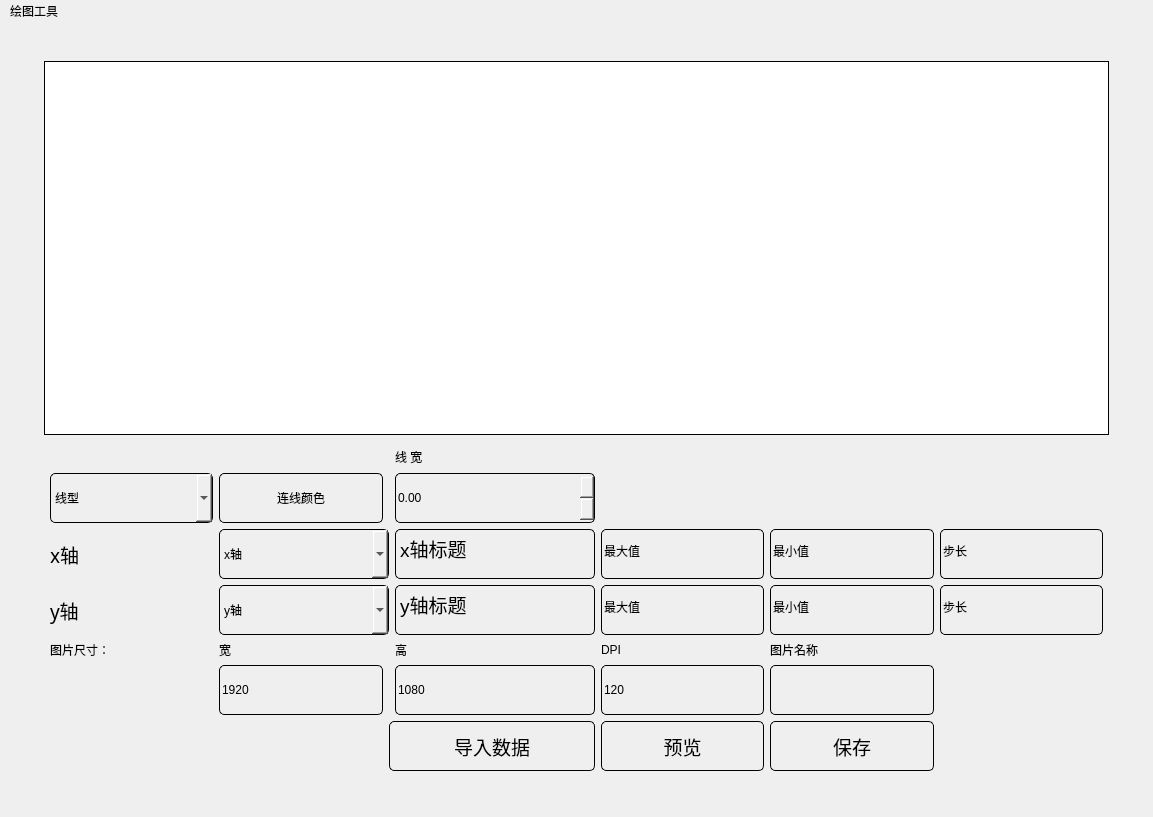
we1019000306/layerPaint, file View/layerPaintUI.ui: the form before one commit.
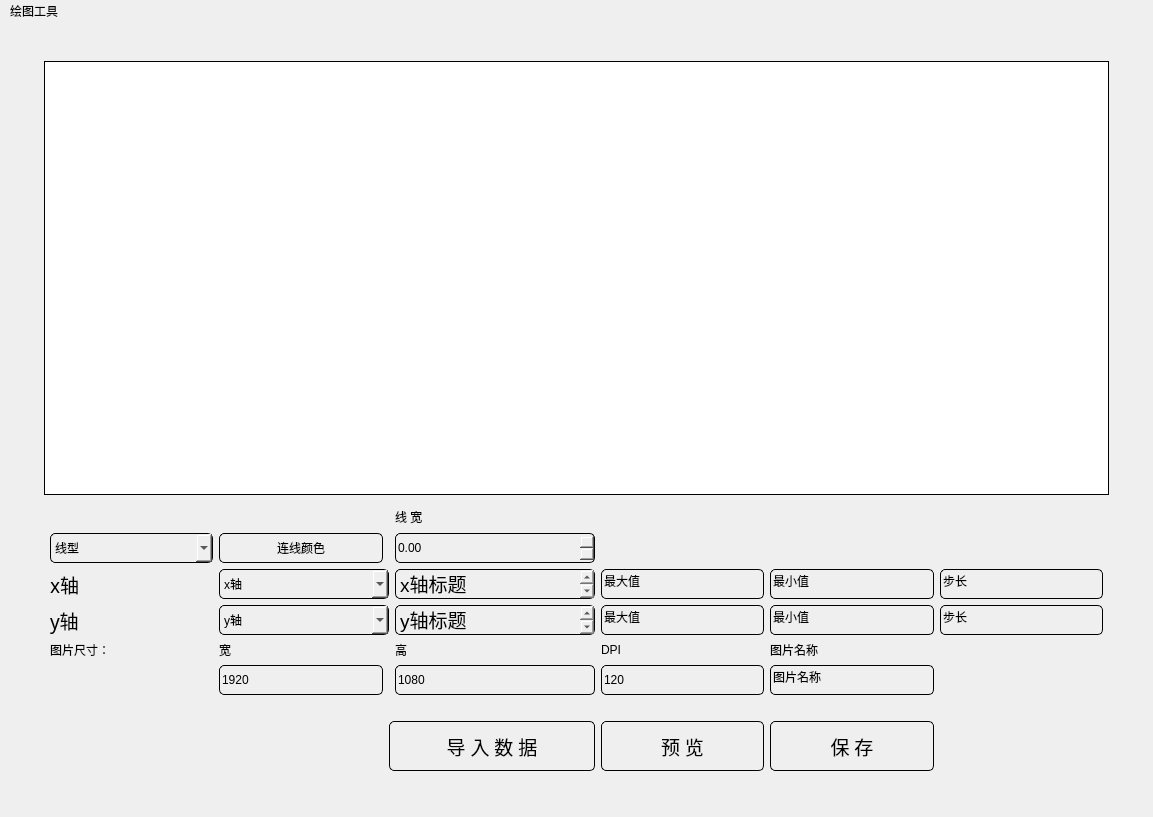
The form after the commit. Icons and pictures are not drawn.

Commit message: Optimized the layerPaint code

```diff
--- a/View/layerPaintUI.ui
+++ b/View/layerPaintUI.ui
@@ -44,9 +44,12 @@
       <property name="styleSheet">
        <string notr="true"/>
       </property>
+      <property name="frameShadow">
+       <enum>QFrame::Raised</enum>
+      </property>
       <layout class="QGridLayout" name="gridLayout_4">
        <item row="2" column="1" rowspan="2">
-        <layout class="QGridLayout" name="gridLayout_6" rowstretch="10,0,0,0,0,0,0" columnstretch="0,0,0,0,0,0,0">
+        <layout class="QGridLayout" name="gridLayout_6" rowstretch="10,0,0,0,0,0,0,0" columnstretch="0,0,0,0,0,0,0">
          <property name="sizeConstraint">
           <enum>QLayout::SetFixedSize</enum>
          </property>
@@ -62,47 +65,19 @@
          <property name="bottomMargin">
           <number>6</number>
          </property>
-         <item row="4" column="3">
-          <widget class="QLabel" name="label3">
-           <property name="styleSheet">
-            <string notr="true">font: 75 14pt &quot;Adobe Arabic&quot;;
-border-radius:5px;
-color:#000;
-border: 0px solid #000</string>
-           </property>
+         <item row="4" column="5">
+          <widget class="QLabel" name="label_6">
            <property name="text">
-            <string>高</string>
+            <string>图片名称</string>
            </property>
           </widget>
          </item>
-         <item row="2" column="0">
-          <widget class="QLabel" name="label_2">
-           <property name="font">
-            <font>
-             <family>Adobe Arabic</family>
-             <pointsize>14</pointsize>
-             <weight>9</weight>
-             <italic>false</italic>
-             <bold>false</bold>
-            </font>
-           </property>
-           <property name="styleSheet">
-            <string notr="true">font: 75 14pt &quot;Adobe Arabic&quot;;
-border-radius:5px;
-color:#000;
-border: 0px solid #000</string>
-           </property>
-           <property name="text">
-            <string>x轴</string>
-           </property>
-          </widget>
-         </item>
-         <item row="5" column="5">
-          <widget class="QLineEdit" name="lineEdit_7">
+         <item row="1" column="0">
+          <widget class="QComboBox" name="lineTypeComboBox">
            <property name="minimumSize">
             <size>
              <width>0</width>
-             <height>50</height>
+             <height>30</height>
             </size>
            </property>
            <property name="styleSheet">
@@ -111,14 +86,44 @@
 color:#000;
 border: 1px solid #000</string>
            </property>
+           <item>
+            <property name="text">
+             <string extracomment="连线类型">线型</string>
+            </property>
+           </item>
+           <item>
+            <property name="text">
+             <string>实线 -</string>
+            </property>
+           </item>
+           <item>
+            <property name="text">
+             <string>点虚线 :</string>
+            </property>
+           </item>
+           <item>
+            <property name="text">
+             <string>破折线 --</string>
+            </property>
+           </item>
+           <item>
+            <property name="text">
+             <string>点划线 -.</string>
+            </property>
+           </item>
+           <item>
+            <property name="text">
+             <string>不画线 </string>
+            </property>
+           </item>
           </widget>
          </item>
-         <item row="3" column="6">
-          <widget class="QLineEdit" name="YStepLineEdit">
+         <item row="5" column="1">
+          <widget class="QLineEdit" name="widthLineEdit">
            <property name="minimumSize">
             <size>
              <width>0</width>
-             <height>50</height>
+             <height>30</height>
             </size>
            </property>
            <property name="styleSheet">
@@ -128,7 +133,7 @@
 border: 1px solid #000</string>
            </property>
            <property name="text">
-            <string>步长</string>
+            <string>1920</string>
            </property>
           </widget>
          </item>
@@ -145,140 +150,32 @@
            </property>
           </widget>
          </item>
-         <item row="3" column="5">
-          <widget class="QLineEdit" name="MinYLineEdit">
-           <property name="minimumSize">
-            <size>
-             <width>0</width>
-             <height>50</height>
-            </size>
-           </property>
-           <property name="styleSheet">
-            <string notr="true">font: 75 14pt &quot;Adobe Arabic&quot;;
-border-radius:5px;
-color:#000;
-border: 1px solid #000</string>
-           </property>
-           <property name="text">
-            <string>最小值</string>
-           </property>
-          </widget>
-         </item>
-         <item row="0" column="5">
-          <spacer name="horizontalSpacer">
-           <property name="orientation">
-            <enum>Qt::Horizontal</enum>
-           </property>
-           <property name="sizeHint" stdset="0">
-            <size>
-             <width>13</width>
-             <height>20</height>
-            </size>
-           </property>
-          </spacer>
-         </item>
-         <item row="1" column="3">
-          <widget class="QDoubleSpinBox" name="lineWidthDoubleSpinBox">
-           <property name="minimumSize">
-            <size>
-             <width>0</width>
-             <height>50</height>
-            </size>
-           </property>
-           <property name="toolTip">
-            <string>&lt;html&gt;&lt;head/&gt;&lt;body&gt;&lt;p&gt;线宽&lt;/p&gt;&lt;/body&gt;&lt;/html&gt;</string>
-           </property>
-           <property name="styleSheet">
-            <string notr="true">font: 75 14pt &quot;Adobe Arabic&quot;;
-border-radius:5px;
-color:#000;
-border: 1px solid #000</string>
-           </property>
-          </widget>
-         </item>
-         <item row="2" column="5">
-          <widget class="QLineEdit" name="MinXLineEdit">
-           <property name="minimumSize">
-            <size>
-             <width>25</width>
-             <height>50</height>
-            </size>
-           </property>
-           <property name="styleSheet">
-            <string notr="true">font: 75 14pt &quot;Adobe Arabic&quot;;
-border-radius:5px;
-color:#000;
-border: 1px solid #000</string>
-           </property>
-           <property name="text">
-            <string>最小值</string>
-           </property>
-          </widget>
-         </item>
-         <item row="6" column="4">
-          <widget class="QPushButton" name="previewPushButton">
+         <item row="3" column="3">
+          <widget class="QTextEdit" name="YTitleTextEdit">
            <property name="sizePolicy">
-            <sizepolicy hsizetype="Expanding" vsizetype="Fixed">
+            <sizepolicy hsizetype="Expanding" vsizetype="Minimum">
              <horstretch>0</horstretch>
              <verstretch>0</verstretch>
             </sizepolicy>
            </property>
-           <property name="minimumSize">
+           <property name="maximumSize">
             <size>
-             <width>25</width>
-             <height>50</height>
+             <width>200</width>
+             <height>30</height>
             </size>
            </property>
-           <property name="font">
-            <font>
-             <family>Adobe Arabic</family>
-             <pointsize>14</pointsize>
-             <weight>9</weight>
-             <italic>false</italic>
-             <bold>false</bold>
-            </font>
-           </property>
            <property name="styleSheet">
             <string notr="true">font: 75 14pt &quot;Adobe Arabic&quot;;
 border-radius:5px;
 color:#000;
 border: 1px solid #000</string>
            </property>
-           <property name="text">
-            <string>预览</string>
-           </property>
-           <property name="icon">
-            <iconset>
-             <normaloff>C:/Users/18637/.designer/uisource/preview.png</normaloff>C:/Users/18637/.designer/uisource/preview.png</iconset>
-           </property>
-           <property name="iconSize">
-            <size>
-             <width>0</width>
-             <height>0</height>
-            </size>
-           </property>
-           <property name="autoDefault">
-            <bool>false</bool>
-           </property>
-          </widget>
-         </item>
-         <item row="4" column="5">
-          <widget class="QLabel" name="label_6">
-           <property name="text">
-            <string>图片名称</string>
-           </property>
-          </widget>
-         </item>
-         <item row="4" column="4">
-          <widget class="QLabel" name="label4">
-           <property name="styleSheet">
-            <string notr="true">font: 75 14pt &quot;Adobe Arabic&quot;;
-border-radius:5px;
-color:#000;
-border: 0px solid #000</string>
-           </property>
-           <property name="text">
-            <string>DPI</string>
+           <property name="html">
+            <string>&lt;!DOCTYPE HTML PUBLIC &quot;-//W3C//DTD HTML 4.0//EN&quot; &quot;http://www.w3.org/TR/REC-html40/strict.dtd&quot;&gt;
+&lt;html&gt;&lt;head&gt;&lt;meta name=&quot;qrichtext&quot; content=&quot;1&quot; /&gt;&lt;style type=&quot;text/css&quot;&gt;
+p, li { white-space: pre-wrap; }
+&lt;/style&gt;&lt;/head&gt;&lt;body style=&quot; font-family:'Adobe Arabic'; font-size:14pt; font-weight:72; font-style:normal;&quot;&gt;
+&lt;p style=&quot; margin-top:0px; margin-bottom:0px; margin-left:0px; margin-right:0px; -qt-block-indent:0; text-indent:0px;&quot;&gt;y轴标题&lt;/p&gt;&lt;/body&gt;&lt;/html&gt;</string>
            </property>
           </widget>
          </item>
@@ -299,7 +196,7 @@
            <property name="maximumSize">
             <size>
              <width>200</width>
-             <height>50</height>
+             <height>30</height>
             </size>
            </property>
            <property name="baseSize">
@@ -347,25 +244,12 @@
            </property>
           </widget>
          </item>
-         <item row="4" column="1">
-          <widget class="QLabel" name="label2">
-           <property name="styleSheet">
-            <string notr="true">font: 75 14pt &quot;Adobe Arabic&quot;;
-border-radius:5px;
-color:#000;
-border: 0px solid #000</string>
-           </property>
-           <property name="text">
-            <string>宽</string>
-           </property>
-          </widget>
-         </item>
-         <item row="2" column="4">
-          <widget class="QLineEdit" name="MaxXLineEdit">
+         <item row="5" column="4">
+          <widget class="QLineEdit" name="dpitLineEdit">
            <property name="minimumSize">
             <size>
-             <width>25</width>
-             <height>50</height>
+             <width>0</width>
+             <height>30</height>
             </size>
            </property>
            <property name="styleSheet">
@@ -375,7 +259,7 @@
 border: 1px solid #000</string>
            </property>
            <property name="text">
-            <string>最大值</string>
+            <string>120</string>
            </property>
           </widget>
          </item>
@@ -407,12 +291,12 @@
            </property>
           </widget>
          </item>
-         <item row="1" column="0">
-          <widget class="QComboBox" name="lineTypeComboBox">
+         <item row="5" column="5">
+          <widget class="QLineEdit" name="pictureNameLineEdit">
            <property name="minimumSize">
             <size>
              <width>0</width>
-             <height>50</height>
+             <height>30</height>
             </size>
            </property>
            <property name="styleSheet">
@@ -421,44 +305,17 @@
 color:#000;
 border: 1px solid #000</string>
            </property>
-           <item>
-            <property name="text">
-             <string extracomment="连线类型">线型</string>
-            </property>
-           </item>
-           <item>
-            <property name="text">
-             <string>实线 -</string>
-            </property>
-           </item>
-           <item>
-            <property name="text">
-             <string>点虚线 :</string>
-            </property>
-           </item>
-           <item>
-            <property name="text">
-             <string>破折线 --</string>
-            </property>
-           </item>
-           <item>
-            <property name="text">
-             <string>点划线 -.</string>
-            </property>
-           </item>
-           <item>
-            <property name="text">
-             <string>不画线 </string>
-            </property>
-           </item>
+           <property name="text">
+            <string>图片名称</string>
+           </property>
           </widget>
          </item>
-         <item row="5" column="4">
-          <widget class="QLineEdit" name="dpitLineEdit">
+         <item row="2" column="5">
+          <widget class="QLineEdit" name="MinXLineEdit">
            <property name="minimumSize">
             <size>
-             <width>0</width>
-             <height>50</height>
+             <width>25</width>
+             <height>30</height>
             </size>
            </property>
            <property name="styleSheet">
@@ -468,18 +325,179 @@
 border: 1px solid #000</string>
            </property>
            <property name="text">
-            <string>120</string>
+            <string>最小值</string>
            </property>
           </widget>
          </item>
+         <item row="7" column="6">
+          <spacer name="horizontalSpacer_2">
+           <property name="orientation">
+            <enum>Qt::Horizontal</enum>
+           </property>
+           <property name="sizeHint" stdset="0">
+            <size>
+             <width>40</width>
+             <height>20</height>
+            </size>
+           </property>
+          </spacer>
+         </item>
          <item row="2" column="6">
           <widget class="QLineEdit" name="XStepLineEdit">
            <property name="minimumSize">
             <size>
              <width>25</width>
+             <height>30</height>
+            </size>
+           </property>
+           <property name="styleSheet">
+            <string notr="true">font: 75 14pt &quot;Adobe Arabic&quot;;
+border-radius:5px;
+color:#000;
+border: 1px solid #000</string>
+           </property>
+           <property name="text">
+            <string>步长</string>
+           </property>
+          </widget>
+         </item>
+         <item row="3" column="4">
+          <widget class="QLineEdit" name="MaxYLineEdit">
+           <property name="minimumSize">
+            <size>
+             <width>0</width>
+             <height>30</height>
+            </size>
+           </property>
+           <property name="styleSheet">
+            <string notr="true">font: 75 14pt &quot;Adobe Arabic&quot;;
+border-radius:5px;
+color:#000;
+border: 1px solid #000</string>
+           </property>
+           <property name="text">
+            <string>最大值</string>
+           </property>
+          </widget>
+         </item>
+         <item row="2" column="4">
+          <widget class="QLineEdit" name="MaxXLineEdit">
+           <property name="minimumSize">
+            <size>
+             <width>25</width>
+             <height>30</height>
+            </size>
+           </property>
+           <property name="styleSheet">
+            <string notr="true">font: 75 14pt &quot;Adobe Arabic&quot;;
+border-radius:5px;
+color:#000;
+border: 1px solid #000</string>
+           </property>
+           <property name="text">
+            <string>最大值</string>
+           </property>
+          </widget>
+         </item>
+         <item row="1" column="1">
+          <widget class="QPushButton" name="lineColorPushButton">
+           <property name="minimumSize">
+            <size>
+             <width>0</width>
+             <height>30</height>
+            </size>
+           </property>
+           <property name="styleSheet">
+            <string notr="true">font: 75 14pt &quot;Adobe Arabic&quot;;
+border-radius:5px;
+color:#000;
+border: 1px solid #000</string>
+           </property>
+           <property name="text">
+            <string>连线颜色</string>
+           </property>
+          </widget>
+         </item>
+         <item row="3" column="5">
+          <widget class="QLineEdit" name="MinYLineEdit">
+           <property name="minimumSize">
+            <size>
+             <width>0</width>
+             <height>30</height>
+            </size>
+           </property>
+           <property name="styleSheet">
+            <string notr="true">font: 75 14pt &quot;Adobe Arabic&quot;;
+border-radius:5px;
+color:#000;
+border: 1px solid #000</string>
+           </property>
+           <property name="text">
+            <string>最小值</string>
+           </property>
+          </widget>
+         </item>
+         <item row="7" column="5">
+          <widget class="QPushButton" name="savePushButton">
+           <property name="sizePolicy">
+            <sizepolicy hsizetype="Expanding" vsizetype="Fixed">
+             <horstretch>0</horstretch>
+             <verstretch>0</verstretch>
+            </sizepolicy>
+           </property>
+           <property name="minimumSize">
+            <size>
+             <width>25</width>
              <height>50</height>
             </size>
            </property>
+           <property name="font">
+            <font>
+             <family>Adobe Arabic</family>
+             <pointsize>14</pointsize>
+             <weight>9</weight>
+             <italic>false</italic>
+             <bold>false</bold>
+            </font>
+           </property>
+           <property name="styleSheet">
+            <string notr="true">font: 75 14pt &quot;Adobe Arabic&quot;;
+border-radius:5px;
+color:#000;
+border: 1px solid #000</string>
+           </property>
+           <property name="text">
+            <string>保 存</string>
+           </property>
+           <property name="icon">
+            <iconset>
+             <normaloff>C:/Users/18637/.designer/uisource/save.png</normaloff>C:/Users/18637/.designer/uisource/save.png</iconset>
+           </property>
+           <property name="iconSize">
+            <size>
+             <width>0</width>
+             <height>0</height>
+            </size>
+           </property>
+           <property name="checkable">
+            <bool>false</bool>
+           </property>
+           <property name="autoExclusive">
+            <bool>false</bool>
+           </property>
+           <property name="autoDefault">
+            <bool>false</bool>
+           </property>
+          </widget>
+         </item>
+         <item row="3" column="6">
+          <widget class="QLineEdit" name="YStepLineEdit">
+           <property name="minimumSize">
+            <size>
+             <width>0</width>
+             <height>30</height>
+            </size>
+           </property>
            <property name="styleSheet">
             <string notr="true">font: 75 14pt &quot;Adobe Arabic&quot;;
 border-radius:5px;
@@ -491,7 +509,72 @@
            </property>
           </widget>
          </item>
-         <item row="6" column="0" colspan="2">
+         <item row="5" column="3">
+          <widget class="QLineEdit" name="heightLineEdit">
+           <property name="minimumSize">
+            <size>
+             <width>0</width>
+             <height>30</height>
+            </size>
+           </property>
+           <property name="styleSheet">
+            <string notr="true">font: 75 14pt &quot;Adobe Arabic&quot;;
+border-radius:5px;
+color:#000;
+border: 1px solid #000</string>
+           </property>
+           <property name="text">
+            <string>1080</string>
+           </property>
+          </widget>
+         </item>
+         <item row="0" column="3">
+          <widget class="QLabel" name="lineWidthLabel">
+           <property name="styleSheet">
+            <string notr="true">font: 75 14pt &quot;Adobe Arabic&quot;;
+border-radius:5px;
+color:#000;
+border: 0px solid #000</string>
+           </property>
+           <property name="text">
+            <string>线 宽</string>
+           </property>
+          </widget>
+         </item>
+         <item row="3" column="1" colspan="2">
+          <widget class="QComboBox" name="YComboBox">
+           <property name="sizePolicy">
+            <sizepolicy hsizetype="Preferred" vsizetype="Fixed">
+             <horstretch>0</horstretch>
+             <verstretch>0</verstretch>
+            </sizepolicy>
+           </property>
+           <property name="minimumSize">
+            <size>
+             <width>120</width>
+             <height>30</height>
+            </size>
+           </property>
+           <property name="styleSheet">
+            <string notr="true">font: 75 14pt &quot;Adobe Arabic&quot;;
+border-radius:5px;
+color:#000;
+border: 1px solid #000</string>
+           </property>
+           <property name="sizeAdjustPolicy">
+            <enum>QComboBox::AdjustToMinimumContentsLength</enum>
+           </property>
+           <property name="minimumContentsLength">
+            <number>10</number>
+           </property>
+           <item>
+            <property name="text">
+             <string>y轴</string>
+            </property>
+           </item>
+          </widget>
+         </item>
+         <item row="7" column="0" colspan="2">
           <spacer name="horizontalSpacer_10">
            <property name="orientation">
             <enum>Qt::Horizontal</enum>
@@ -507,7 +590,102 @@
            </property>
           </spacer>
          </item>
-         <item row="6" column="2" colspan="2">
+         <item row="4" column="1">
+          <widget class="QLabel" name="label2">
+           <property name="styleSheet">
+            <string notr="true">font: 75 14pt &quot;Adobe Arabic&quot;;
+border-radius:5px;
+color:#000;
+border: 0px solid #000</string>
+           </property>
+           <property name="text">
+            <string>宽</string>
+           </property>
+          </widget>
+         </item>
+         <item row="7" column="4">
+          <widget class="QPushButton" name="previewPushButton">
+           <property name="sizePolicy">
+            <sizepolicy hsizetype="Expanding" vsizetype="Fixed">
+             <horstretch>0</horstretch>
+             <verstretch>0</verstretch>
+            </sizepolicy>
+           </property>
+           <property name="minimumSize">
+            <size>
+             <width>25</width>
+             <height>50</height>
+            </size>
+           </property>
+           <property name="font">
+            <font>
+             <family>Adobe Arabic</family>
+             <pointsize>14</pointsize>
+             <weight>9</weight>
+             <italic>false</italic>
+             <bold>false</bold>
+            </font>
+           </property>
+           <property name="contextMenuPolicy">
+            <enum>Qt::NoContextMenu</enum>
+           </property>
+           <property name="styleSheet">
+            <string notr="true">font: 75 14pt &quot;Adobe Arabic&quot;;
+border-radius:5px;
+color:#000;
+border: 1px solid #000</string>
+           </property>
+           <property name="text">
+            <string>预 览</string>
+           </property>
+           <property name="icon">
+            <iconset>
+             <normaloff>C:/Users/18637/.designer/uisource/preview.png</normaloff>C:/Users/18637/.designer/uisource/preview.png</iconset>
+           </property>
+           <property name="iconSize">
+            <size>
+             <width>0</width>
+             <height>0</height>
+            </size>
+           </property>
+           <property name="autoDefault">
+            <bool>false</bool>
+           </property>
+           <property name="default">
+            <bool>false</bool>
+           </property>
+           <property name="flat">
+            <bool>true</bool>
+           </property>
+          </widget>
+         </item>
+         <item row="0" column="5">
+          <spacer name="horizontalSpacer">
+           <property name="orientation">
+            <enum>Qt::Horizontal</enum>
+           </property>
+           <property name="sizeHint" stdset="0">
+            <size>
+             <width>13</width>
+             <height>20</height>
+            </size>
+           </property>
+          </spacer>
+         </item>
+         <item row="4" column="3">
+          <widget class="QLabel" name="label3">
+           <property name="styleSheet">
+            <string notr="true">font: 75 14pt &quot;Adobe Arabic&quot;;
+border-radius:5px;
+color:#000;
+border: 0px solid #000</string>
+           </property>
+           <property name="text">
+            <string>高</string>
+           </property>
+          </widget>
+         </item>
+         <item row="7" column="2" colspan="2">
           <widget class="QPushButton" name="selectFileButton">
            <property name="sizePolicy">
             <sizepolicy hsizetype="Expanding" vsizetype="Fixed">
@@ -546,7 +724,7 @@
 border: 1px solid #000</string>
            </property>
            <property name="text">
-            <string>导入数据</string>
+            <string>导 入 数 据</string>
            </property>
            <property name="icon">
             <iconset>
@@ -569,40 +747,8 @@
            </property>
           </widget>
          </item>
-         <item row="6" column="6">
-          <spacer name="horizontalSpacer_2">
-           <property name="orientation">
-            <enum>Qt::Horizontal</enum>
-           </property>
-           <property name="sizeHint" stdset="0">
-            <size>
-             <width>40</width>
-             <height>20</height>
-            </size>
-           </property>
-          </spacer>
-         </item>
-         <item row="5" column="3">
-          <widget class="QLineEdit" name="heightLineEdit">
-           <property name="minimumSize">
-            <size>
-             <width>0</width>
-             <height>50</height>
-            </size>
-           </property>
-           <property name="styleSheet">
-            <string notr="true">font: 75 14pt &quot;Adobe Arabic&quot;;
-border-radius:5px;
-color:#000;
-border: 1px solid #000</string>
-           </property>
-           <property name="text">
-            <string>1080</string>
-           </property>
-          </widget>
-         </item>
-         <item row="0" column="3">
-          <widget class="QLabel" name="lineWidthLabel">
+         <item row="4" column="4">
+          <widget class="QLabel" name="label4">
            <property name="styleSheet">
             <string notr="true">font: 75 14pt &quot;Adobe Arabic&quot;;
 border-radius:5px;
@@ -610,43 +756,12 @@
 border: 0px solid #000</string>
            </property>
            <property name="text">
-            <string>线 宽</string>
+            <string>DPI</string>
            </property>
           </widget>
          </item>
-         <item row="3" column="4">
-          <widget class="QLineEdit" name="MaxYLineEdit">
-           <property name="minimumSize">
-            <size>
-             <width>0</width>
-             <height>50</height>
-            </size>
-           </property>
-           <property name="styleSheet">
-            <string notr="true">font: 75 14pt &quot;Adobe Arabic&quot;;
-border-radius:5px;
-color:#000;
-border: 1px solid #000</string>
-           </property>
-           <property name="text">
-            <string>最大值</string>
-           </property>
-          </widget>
-         </item>
-         <item row="6" column="5">
-          <widget class="QPushButton" name="savePushButton">
-           <property name="sizePolicy">
-            <sizepolicy hsizetype="Expanding" vsizetype="Fixed">
-             <horstretch>0</horstretch>
-             <verstretch>0</verstretch>
-            </sizepolicy>
-           </property>
-           <property name="minimumSize">
-            <size>
-             <width>25</width>
-             <height>50</height>
-            </size>
-           </property>
+         <item row="2" column="0">
+          <widget class="QLabel" name="label_2">
            <property name="font">
             <font>
              <family>Adobe Arabic</family>
@@ -660,67 +775,10 @@
             <string notr="true">font: 75 14pt &quot;Adobe Arabic&quot;;
 border-radius:5px;
 color:#000;
-border: 1px solid #000</string>
+border: 0px solid #000</string>
            </property>
            <property name="text">
-            <string>保存</string>
-           </property>
-           <property name="icon">
-            <iconset>
-             <normaloff>C:/Users/18637/.designer/uisource/save.png</normaloff>C:/Users/18637/.designer/uisource/save.png</iconset>
-           </property>
-           <property name="iconSize">
-            <size>
-             <width>0</width>
-             <height>0</height>
-            </size>
-           </property>
-           <property name="checkable">
-            <bool>false</bool>
-           </property>
-           <property name="autoExclusive">
-            <bool>false</bool>
-           </property>
-           <property name="autoDefault">
-            <bool>false</bool>
-           </property>
-          </widget>
-         </item>
-         <item row="5" column="1">
-          <widget class="QLineEdit" name="widthLineEdit">
-           <property name="minimumSize">
-            <size>
-             <width>0</width>
-             <height>50</height>
-            </size>
-           </property>
-           <property name="styleSheet">
-            <string notr="true">font: 75 14pt &quot;Adobe Arabic&quot;;
-border-radius:5px;
-color:#000;
-border: 1px solid #000</string>
-           </property>
-           <property name="text">
-            <string>1920</string>
-           </property>
-          </widget>
-         </item>
-         <item row="1" column="1">
-          <widget class="QPushButton" name="lineColorPushButton">
-           <property name="minimumSize">
-            <size>
-             <width>0</width>
-             <height>50</height>
-            </size>
-           </property>
-           <property name="styleSheet">
-            <string notr="true">font: 75 14pt &quot;Adobe Arabic&quot;;
-border-radius:5px;
-color:#000;
-border: 1px solid #000</string>
-           </property>
-           <property name="text">
-            <string>连线颜色</string>
+            <string>x轴</string>
            </property>
           </widget>
          </item>
@@ -738,7 +796,7 @@
            <property name="minimumSize">
             <size>
              <width>120</width>
-             <height>50</height>
+             <height>30</height>
             </size>
            </property>
            <property name="styleSheet">
@@ -757,68 +815,38 @@
            </item>
           </widget>
          </item>
-         <item row="3" column="3">
-          <widget class="QTextEdit" name="YTitleTextEdit">
-           <property name="sizePolicy">
-            <sizepolicy hsizetype="Expanding" vsizetype="Minimum">
-             <horstretch>0</horstretch>
-             <verstretch>0</verstretch>
-            </sizepolicy>
-           </property>
-           <property name="maximumSize">
-            <size>
-             <width>200</width>
-             <height>50</height>
-            </size>
-           </property>
-           <property name="styleSheet">
-            <string notr="true">font: 75 14pt &quot;Adobe Arabic&quot;;
-border-radius:5px;
-color:#000;
-border: 1px solid #000</string>
-           </property>
-           <property name="html">
-            <string>&lt;!DOCTYPE HTML PUBLIC &quot;-//W3C//DTD HTML 4.0//EN&quot; &quot;http://www.w3.org/TR/REC-html40/strict.dtd&quot;&gt;
-&lt;html&gt;&lt;head&gt;&lt;meta name=&quot;qrichtext&quot; content=&quot;1&quot; /&gt;&lt;style type=&quot;text/css&quot;&gt;
-p, li { white-space: pre-wrap; }
-&lt;/style&gt;&lt;/head&gt;&lt;body style=&quot; font-family:'Adobe Arabic'; font-size:14pt; font-weight:72; font-style:normal;&quot;&gt;
-&lt;p style=&quot; margin-top:0px; margin-bottom:0px; margin-left:0px; margin-right:0px; -qt-block-indent:0; text-indent:0px;&quot;&gt;y轴标题&lt;/p&gt;&lt;/body&gt;&lt;/html&gt;</string>
-           </property>
-          </widget>
-         </item>
-         <item row="3" column="1" colspan="2">
-          <widget class="QComboBox" name="YComboBox">
-           <property name="sizePolicy">
-            <sizepolicy hsizetype="Preferred" vsizetype="Fixed">
-             <horstretch>0</horstretch>
-             <verstretch>0</verstretch>
-            </sizepolicy>
-           </property>
+         <item row="1" column="3">
+          <widget class="QDoubleSpinBox" name="lineWidthDoubleSpinBox">
            <property name="minimumSize">
             <size>
-             <width>120</width>
-             <height>50</height>
+             <width>0</width>
+             <height>30</height>
             </size>
            </property>
+           <property name="toolTip">
+            <string>&lt;html&gt;&lt;head/&gt;&lt;body&gt;&lt;p&gt;线宽&lt;/p&gt;&lt;/body&gt;&lt;/html&gt;</string>
+           </property>
            <property name="styleSheet">
             <string notr="true">font: 75 14pt &quot;Adobe Arabic&quot;;
 border-radius:5px;
 color:#000;
 border: 1px solid #000</string>
            </property>
-           <property name="sizeAdjustPolicy">
-            <enum>QComboBox::AdjustToMinimumContentsLength</enum>
-           </property>
-           <property name="minimumContentsLength">
-            <number>10</number>
-           </property>
-           <item>
-            <property name="text">
-             <string>y轴</string>
-            </property>
-           </item>
           </widget>
          </item>
+         <item row="6" column="3">
+          <spacer name="verticalSpacer">
+           <property name="orientation">
+            <enum>Qt::Vertical</enum>
+           </property>
+           <property name="sizeHint" stdset="0">
+            <size>
+             <width>20</width>
+             <height>20</height>
+            </size>
+           </property>
+          </spacer>
+         </item>
         </layout>
        </item>
        <item row="1" column="2" rowspan="2">
```
Left out of the diff: 2 changed lines with no effect on the pictures. The commit also changes 7 other files.
